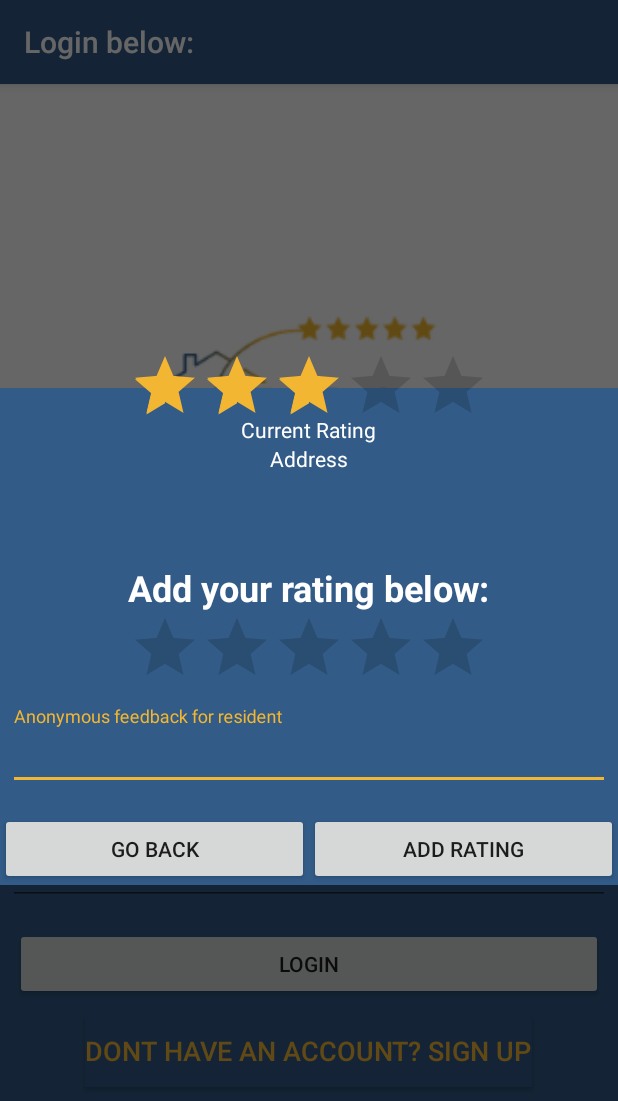
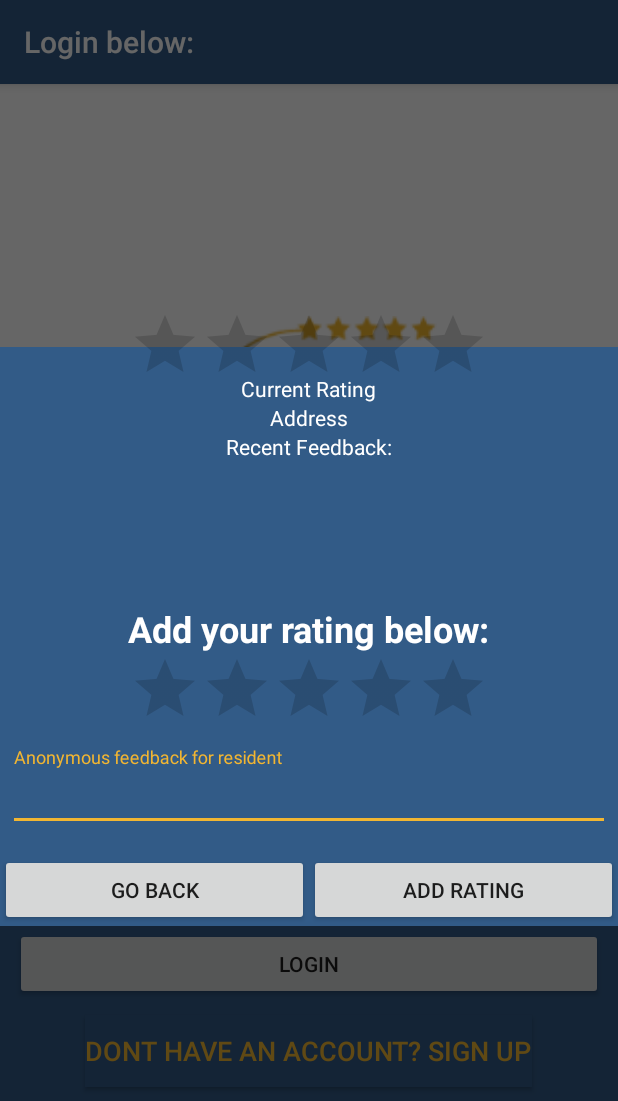
Before and after one commit to chardur/ResidentialRatings, an Android app: the fragment MapClickDialogFragment placed in its activity, on a phone screen of 412 x 824 dp. Shown: the top 1101 px of the screen. Run offline under Robolectric (Android 15) with nearby library versions, the phone set to English and light mode, and no system bars; our stand-ins replace Firebase (no records; nobody signed in at launch, a user with empty details on screens opened directly).

Commit message:
added listview for feedback, rating bar values fixed

```diff
--- a/app/src/main/java/com/resrater/residentialratings/MainActivity.java
+++ b/app/src/main/java/com/resrater/residentialratings/MainActivity.java
@@ -43,6 +43,7 @@ LoginFragment.loginInterface, RegisterFragment.registerInterface, SetAddressFrag
         mapClickDialogFrag.setCancelable(true);
         mapClickDialogFrag.show(getSupportFragmentManager(), "mapClickDialog");
         mapClickDialogFrag.setSelectedAddress(selectedAddress);
+        //mapClickDialogFrag.setFeedbackList();
     }
 
     @Override
--- a/app/src/main/java/com/resrater/residentialratings/MapClickDialogFragment.java
+++ b/app/src/main/java/com/resrater/residentialratings/MapClickDialogFragment.java
@@ -1,10 +1,7 @@
 package com.resrater.residentialratings;
 
 
-import android.app.AlertDialog;
 import android.app.Dialog;
-import android.content.Context;
-import android.content.DialogInterface;
 import android.graphics.Color;
 import android.graphics.drawable.ColorDrawable;
 import android.location.Address;
@@ -18,9 +15,9 @@ import android.view.LayoutInflater;
 import android.view.View;
 import android.view.ViewGroup;
 import android.view.Window;
-import android.view.WindowManager;
-import android.view.inputmethod.InputMethodManager;
+import android.widget.ArrayAdapter;
 import android.widget.Button;
+import android.widget.ListView;
 import android.widget.RatingBar;
 import android.widget.TextView;
 import android.widget.Toast;
@@ -36,11 +33,14 @@ import com.google.firebase.firestore.DocumentSnapshot;
 import com.google.firebase.firestore.FirebaseFirestore;
 import com.google.firebase.firestore.FirebaseFirestoreException;
 import com.google.firebase.firestore.GeoPoint;
-import com.google.firebase.firestore.Query;
+import com.google.firebase.firestore.QueryDocumentSnapshot;
 import com.google.firebase.firestore.QuerySnapshot;
 import com.google.firebase.firestore.Transaction;
 import com.resrater.residentialratings.models.Rating;
 import com.resrater.residentialratings.models.Residence;
+
+import java.util.ArrayList;
+import java.util.List;
 
 
 /**
@@ -51,9 +51,12 @@ public class MapClickDialogFragment extends DialogFragment {
     private Button btnGoBack, btnAddRating;
     private View root;
     private android.location.Address selectedAddress;
-    private TextView mapClickDialogAddressText;
+    private TextView mapClickDialogAddressText, currentRatingText;
     private RatingBar addRatingBar, mapSelectionRatingBar;
     private TextInputEditText feedbackText;
+    private List<String> feedbackList;
+    private ListView feedbackListView;
+    private ArrayAdapter<String> adapter;
     FirebaseFirestore db;
 
     public MapClickDialogFragment() {
@@ -74,6 +77,8 @@ public class MapClickDialogFragment extends DialogFragment {
         addRatingBar = (RatingBar) root.findViewById(R.id.addRatingBar);
         mapSelectionRatingBar = (RatingBar) root.findViewById(R.id.mapSelectionRatingBar);
         feedbackText = (TextInputEditText) root.findViewById(R.id.feedbackText);
+        feedbackListView = (ListView) root.findViewById(R.id.feedbackList);
+        currentRatingText = (TextView) root.findViewById(R.id.currentRatingText);
 
         db = FirebaseFirestore.getInstance();
 
@@ -118,6 +123,13 @@ public class MapClickDialogFragment extends DialogFragment {
         btnGoBack.setOnClickListener(buttonListener);
         btnAddRating.setOnClickListener(buttonListener);
 
+        db = FirebaseFirestore.getInstance();
+        feedbackList = new ArrayList<>();
+        adapter = new ArrayAdapter<>(getContext(), android.R.layout.simple_list_item_1, feedbackList);
+        feedbackListView.setAdapter(adapter);
+        setFeedbackList();
+        setRatingBarValue();
+
     }
 
     private Task<Void> addRating(final Residence residence) {
@@ -125,8 +137,6 @@ public class MapClickDialogFragment extends DialogFragment {
         //create the rating
         final Rating newRating = new Rating();
         newRating.setScore((int) addRatingBar.getRating());
-        //newRating.setAddress(selectedAddress.getAddressLine(0));
-        //newRating.setMapLocation(new GeoPoint(selectedAddress.getLatitude(), selectedAddress.getLongitude()));
         newRating.setFeedback(feedbackText.getText().toString());
         newRating.setUserID(FirebaseAuth.getInstance().getCurrentUser().getUid());
         final DocumentReference newRatingRef = db.collection("residence")
@@ -222,4 +232,55 @@ public class MapClickDialogFragment extends DialogFragment {
         selectedAddress = address;
     }
 
+    public void setRatingBarValue(){
+        if (selectedAddress != null){
+            DocumentReference ratingBarRef = db.collection("residence")
+                    .document(selectedAddress.getAddressLine(0));
+
+            ratingBarRef.get().addOnCompleteListener(new OnCompleteListener<DocumentSnapshot>() {
+                @Override
+                public void onComplete(@NonNull Task<DocumentSnapshot> task) {
+                    if (task.isSuccessful()){
+                        DocumentSnapshot document = task.getResult();
+                        Residence residence = document.toObject(Residence.class);
+                        mapSelectionRatingBar.setRating(Float.parseFloat(String.valueOf(residence.getAvgRating())));
+                        currentRatingText.setText("Current Rating: " + residence.getAvgRating());
+                    }else{
+                        Toast.makeText(getActivity(), "Failed to get ratingbar value",
+                                Toast.LENGTH_SHORT).show();
+                    }
+                }
+            });
+
+        }
+    }
+
+    public void setFeedbackList(){
+        if (selectedAddress != null){
+
+            CollectionReference ratingRef = db.collection("residence")
+                    .document(selectedAddress.getAddressLine(0))
+                    .collection("ratings");
+
+            ratingRef.get().addOnCompleteListener(new OnCompleteListener<QuerySnapshot>() {
+                @Override
+                public void onComplete(@NonNull Task<QuerySnapshot> task) {
+                    if (task.isSuccessful()){
+                        for (QueryDocumentSnapshot document : task.getResult()){
+                            Rating rating = document.toObject(Rating.class);
+                            if (!rating.getFeedback().isEmpty() && rating.getFeedback() != null) {
+                                feedbackList.add(rating.getFeedback());
+                                adapter.notifyDataSetChanged();
+                            }
+                        }
+                    }else{
+                        Toast.makeText(getActivity(), "Failed to get feedback list",
+                                Toast.LENGTH_SHORT).show();
+                    }
+                }
+            });
+
+        }
+    }
+
 }
--- a/app/src/main/res/layout/fragment_map_click_dialog.xml
+++ b/app/src/main/res/layout/fragment_map_click_dialog.xml
@@ -15,11 +15,13 @@
         android:orientation="vertical">
 
         <TextView
+            android:id="@+id/currentRatingText"
             android:layout_width="wrap_content"
             android:layout_height="wrap_content"
             android:layout_marginTop="18dp"
             android:text="Current Rating"
             android:textColor="@android:color/white" />
+
         <TextView
             android:id="@+id/mapClickDialogAddressText"
             android:layout_width="wrap_content"
@@ -30,7 +32,23 @@
         <TextView
             android:layout_width="wrap_content"
             android:layout_height="wrap_content"
-            android:layout_marginTop="60dp"
+            android:text="Recent Feedback:"
+            android:textColor="@android:color/white" />
+
+        <LinearLayout
+            android:layout_width="match_parent"
+            android:layout_height="75dp">
+
+            <ListView
+                android:id="@+id/feedbackList"
+                android:layout_width="match_parent"
+                android:layout_height="wrap_content"/>
+        </LinearLayout>
+
+        <TextView
+            android:layout_width="wrap_content"
+            android:layout_height="wrap_content"
+            android:layout_marginTop="20dp"
             android:text="Add your rating below:"
             android:textColor="@android:color/white"
             android:textSize="24sp"
@@ -54,11 +72,11 @@
             <android.support.design.widget.TextInputEditText
                 android:id="@+id/feedbackText"
                 android:layout_width="match_parent"
-                android:textColor="#f2b632"
                 android:layout_height="wrap_content"
+                android:hint="Anonymous feedback for resident"
                 android:imeOptions="actionDone"
                 android:singleLine="true"
-                android:hint="Anonymous feedback for resident" />
+                android:textColor="#f2b632" />
         </android.support.design.widget.TextInputLayout>
 
         <LinearLayout
@@ -93,7 +111,7 @@
         android:isIndicator="true"
         android:numStars="5"
         android:progressTint="#f2b632"
-        android:rating="3"
-        android:stepSize="0.5" />
+        android:rating="0"
+        android:stepSize="0.1" />
 
 </RelativeLayout>
```
Also changed, not shown: app/src/main/java/com/resrater/residentialratings/MapsFragment.java (+22 -3 lines).
